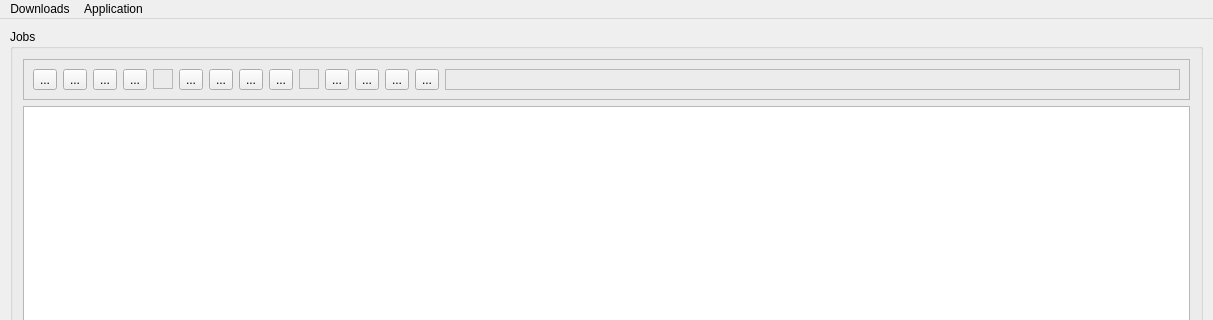
This is aoget/qt/main_window.ui in endre-git/aoget as Qt 5 draws it before an edit; both pictures show x 0 to 1213 and y 0 to 320 of the 1213 by 871 pixel window. The edited form follows.
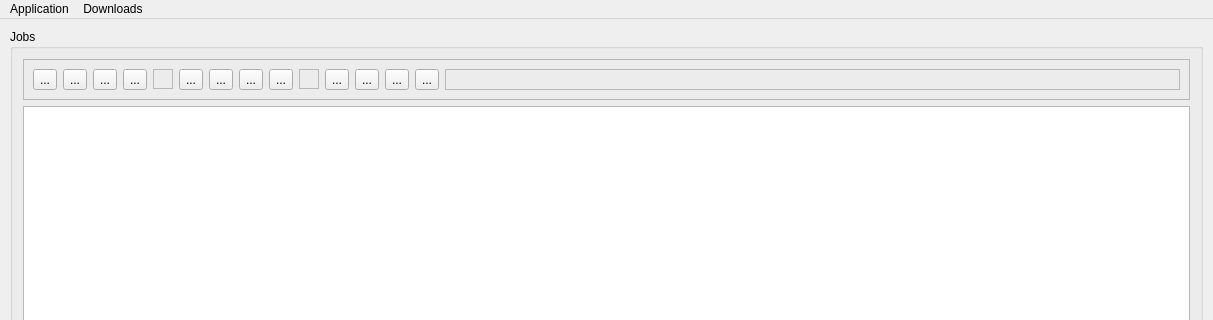
This is the edited form. Icons and pictures are not drawn.

```diff
--- a/aoget/qt/main_window.ui
+++ b/aoget/qt/main_window.ui
@@ -696,8 +696,8 @@
     <addaction name="separator"/>
     <addaction name="actionExit_2"/>
    </widget>
-   <addaction name="menuJobs"/>
    <addaction name="menuApplication"/>
+   <addaction name="menuJobs"/>
   </widget>
   <widget class="QStatusBar" name="statusbar"/>
   <action name="actionSettings">
```
Left out of the diff: 13 changed lines with no effect on the pictures.
